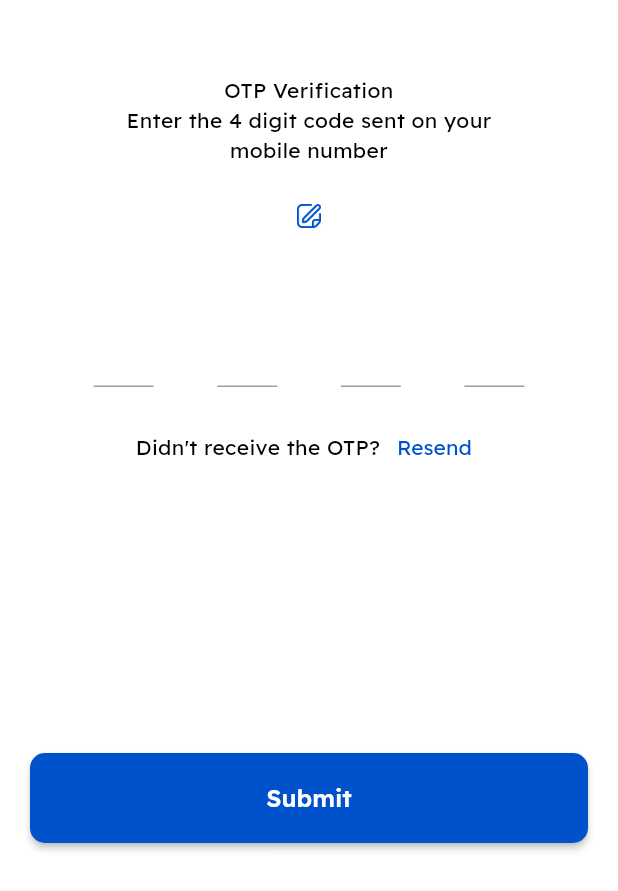
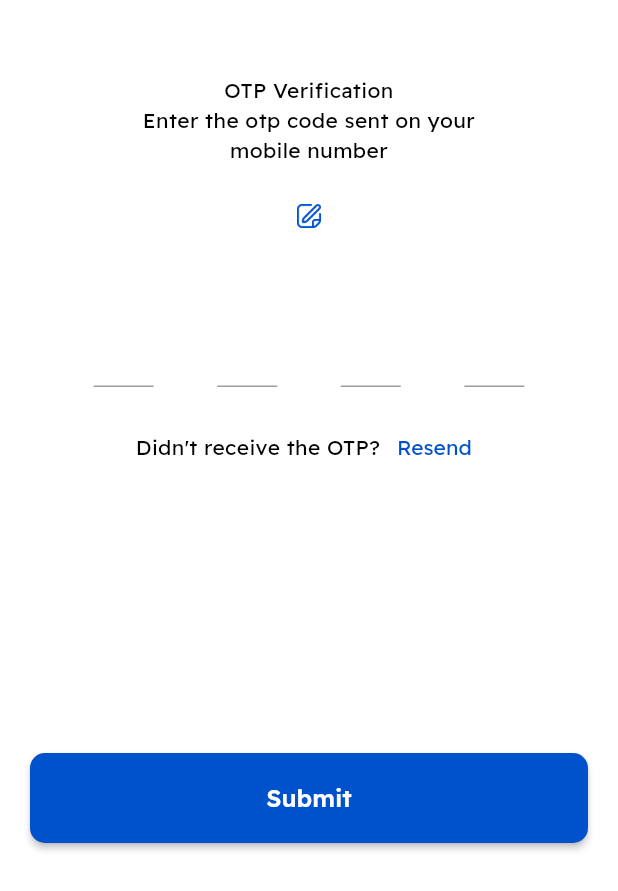
Before and after one commit to Sri-Satya-M/talaqa_user_app, a Flutter app: the OtpScreen screen opened directly with empty values, after a tap on "Resend", on a phone screen of 412 x 824 dp, the part 345-1236 px from its top. Run offline on Flutter 3.47's test engine with Material 2 defaults, Android fonts, the phone set to English and light mode, and no system bars; our stand-ins replace cached_network_image, dio, fluro, image_picker, intl_phone_number_input, lottie and 3 more; missing offline and left inert: flutter_date_pickers, flutter_portal, syncfusion_flutter_pdfviewer; accounts and stored records are empty; network calls fail.

Commit message:
OTP verification

```diff
--- a/lib/ui/screens/otp/otp_screen.dart
+++ b/lib/ui/screens/otp/otp_screen.dart
@@ -1,41 +1,42 @@
+import 'package:alsan_app/bloc/user_bloc.dart';
 import 'package:alsan_app/resources/colors.dart';
 import 'package:alsan_app/resources/images.dart';
 import 'package:alsan_app/ui/screens/auth/mobile_screen.dart';
 import 'package:alsan_app/ui/screens/terms_conditions/terms_conditions.dart';
+import 'package:alsan_app/ui/widgets/error_snackbar.dart';
 import 'package:alsan_app/ui/widgets/progress_button.dart';
 import 'package:flutter/material.dart';
 import 'package:flutter/services.dart';
+import 'package:provider/provider.dart';
 
 class OtpScreen extends StatefulWidget {
-  final String userName;
+  String token;
 
-  const OtpScreen({super.key, required this.userName});
+  OtpScreen({super.key, required this.token});
+
+  static Future open(
+    BuildContext context, {
+    required String token,
+  }) {
+    return Navigator.of(context).push(
+      MaterialPageRoute(
+        builder: (context) => OtpScreen(token: token),
+      ),
+    );
+  }
 
   @override
   _OtpScreenState createState() => _OtpScreenState();
 }
 
 class _OtpScreenState extends State<OtpScreen> {
-  static Future open({
-    required BuildContext context,
-    required String userName,
-  }) {
-    return Navigator.of(context).push(
-      MaterialPageRoute(
-        builder: (context) => OtpScreen(
-          userName: userName,
-        ),
-      ),
-    );
-  }
-
   var otp = '';
 
   @override
   Widget build(BuildContext context) {
-    var isEmail = widget.userName.contains('@');
+    var userBloc = Provider.of<UserBloc>(context, listen: false);
+    var isEmail = userBloc.username.contains('@');
     var text = isEmail ? "email id" : "mobile number";
-    var digit = isEmail ? 5 : 4;
     return Scaffold(
       body: SingleChildScrollView(
         padding: const EdgeInsets.all(20),
@@ -54,7 +55,7 @@ class _OtpScreenState extends State<OtpScreen> {
               textAlign: TextAlign.center,
             ),
             Text(
-              "Enter the $digit digit code sent on your \n$text ",
+              "Enter the otp code sent on your \n$text ",
               textAlign: TextAlign.center,
             ),
             const SizedBox(height: 10),
@@ -62,7 +63,7 @@ class _OtpScreenState extends State<OtpScreen> {
               mainAxisAlignment: MainAxisAlignment.center,
               children: [
                 Text(
-                  widget.userName,
+                  userBloc.username,
                   style: const TextStyle(color: MyColors.primaryColor),
                 ),
                 TextButton(
@@ -87,15 +88,19 @@ class _OtpScreenState extends State<OtpScreen> {
             Row(
               mainAxisAlignment: MainAxisAlignment.spaceEvenly,
               children: [
-                for (int i = 0; i < digit; i++)
+                for (int i = 0; i < 4; i++)
                   SizedBox(
                     width: 40,
                     height: 64,
                     child: TextField(
                       onChanged: (value) {
-                        otp += value;
                         if (value.length == 1) {
+                          otp += value;
                           FocusScope.of(context).nextFocus();
+                        } else {
+                          otp = otp.substring(0, i);
+                          print(otp);
+                          FocusScope.of(context).previousFocus();
                         }
                       },
                       textAlign: TextAlign.center,
@@ -115,7 +120,20 @@ class _OtpScreenState extends State<OtpScreen> {
               children: [
                 const Text("Didn't receive the OTP?\t"),
                 TextButton(
-                  onPressed: () {},
+                  onPressed: () async {
+                    var body = {};
+                    body['type'] = isEmail ? 'EMAIL' : 'MOBILE';
+                    body[isEmail ? 'email' : 'mobileNumber'] =
+                        userBloc.username;
+
+                    var response = await userBloc.sendOTP(body: body)
+                        as Map<String, dynamic>;
+
+                    if (!response.containsKey('token')) {
+                      return ErrorSnackBar.show(context, 'Invalid Error');
+                    }
+                    widget.token = response['token'];
+                  },
                   child: const Text(
                     "Resend",
                     style: TextStyle(color: MyColors.primaryColor),
@@ -129,14 +147,25 @@ class _OtpScreenState extends State<OtpScreen> {
       bottomNavigationBar: Padding(
         padding: const EdgeInsets.symmetric(horizontal: 20, vertical: 32),
         child: ProgressButton(
-          onPressed: () {
-            // print(otp);
-            // return;
-            Navigator.push(
-              context,
-              MaterialPageRoute(
-                  builder: (context) => TermsConditions(isEmail: isEmail)),
-            );
+          onPressed: () async {
+            if (otp.length == 4) {
+              var body = {'token': widget.token, 'otp': otp};
+
+              body[isEmail ? 'email' : 'mobileNumber'] = userBloc.username;
+              body['type'] = isEmail ? 'EMAIL' : 'MOBILE';
+
+              print(body);
+              var response =
+                  await userBloc.verifyOTP(body: body) as Map<String, dynamic>;
+
+              if (!response.containsKey('success')) {
+                return ErrorSnackBar.show(context, 'Invalid OTP');
+              }
+
+              TermsConditions.open(context);
+            } else {
+              ErrorSnackBar.show(context, 'Enter 4-digit otp');
+            }
           },
           child: const Text("Submit"),
         ),
```
Also changed, not shown: lib/ui/screens/auth/mobile_screen.dart (+16 -10 lines), lib/ui/screens/terms_conditions/terms_conditions.dart (+20 -8 lines), lib/ui/widgets/success_screen.dart (+15 -13 lines).
